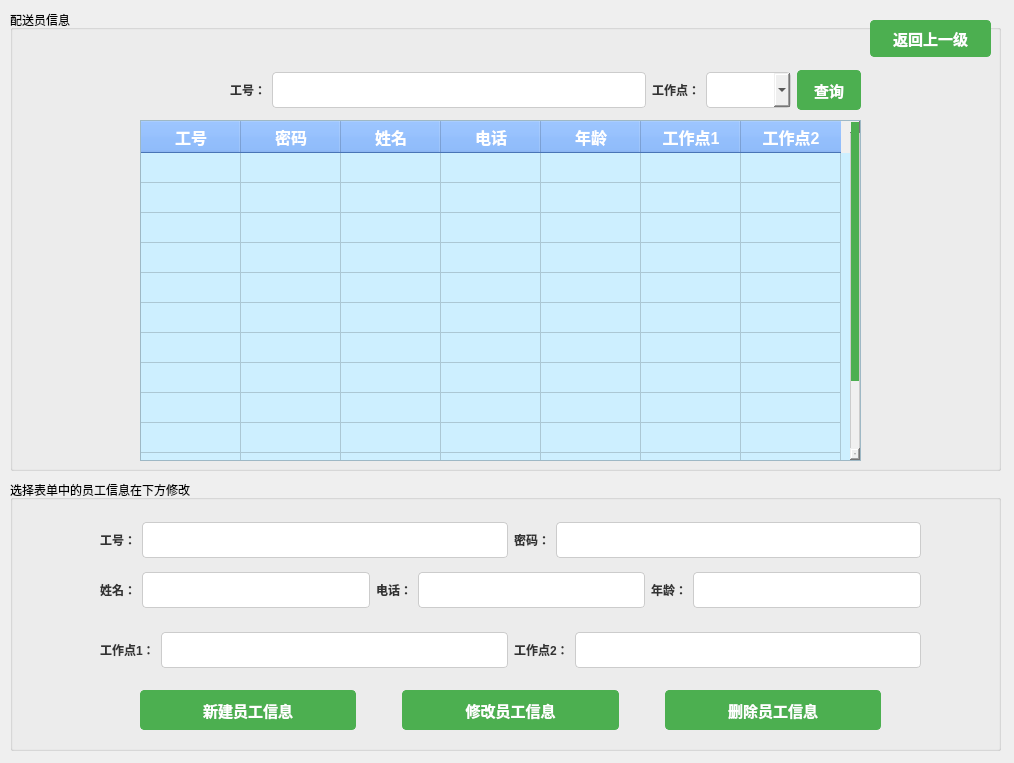
Old version of the form modules/admin/admin_manage_deliveryman.ui in the repository gfzyl/Parcel-System.
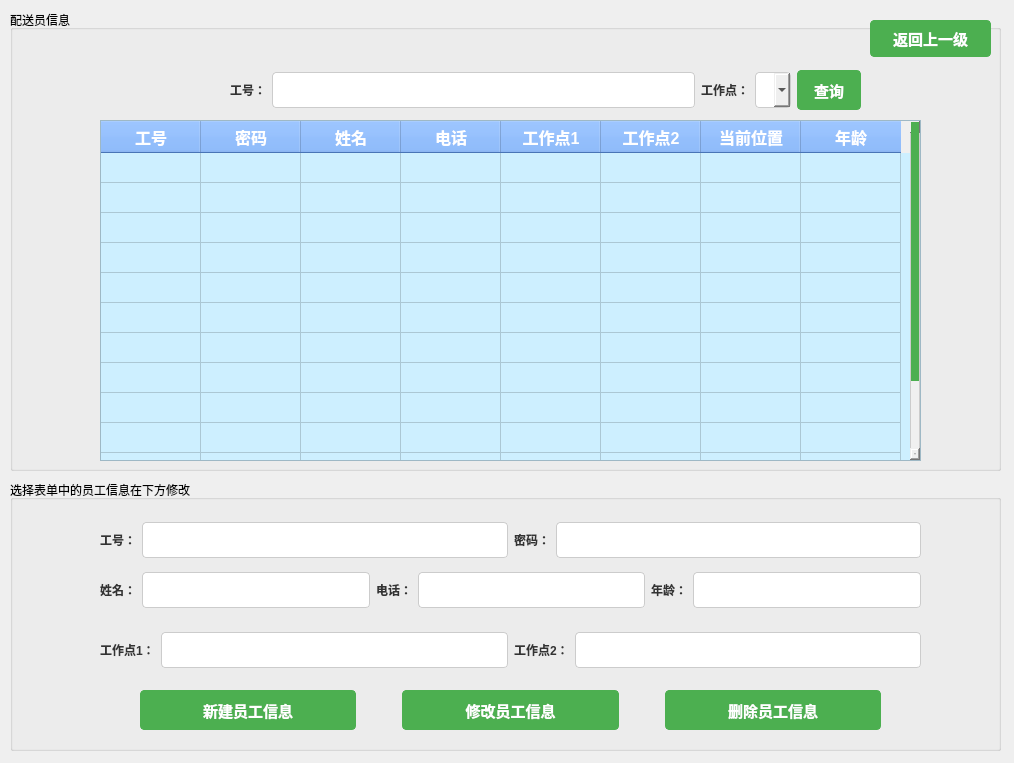
New version of the form.

Commit message: admin_manage_deliveryman

The edit to the form file:
```diff
--- a/modules/admin/admin_manage_deliveryman.ui
+++ b/modules/admin/admin_manage_deliveryman.ui
@@ -107,9 +107,9 @@
    <widget class="QTableWidget" name="tableWidget">
     <property name="geometry">
      <rect>
-      <x>130</x>
+      <x>90</x>
       <y>110</y>
-      <width>721</width>
+      <width>821</width>
       <height>341</height>
      </rect>
     </property>
@@ -201,11 +201,6 @@
       <string>电话</string>
      </property>
     </column>
-    <column>
-     <property name="text">
-      <string>年龄</string>
-     </property>
-    </column>
     <column>
      <property name="text">
       <string>工作点1</string>
@@ -216,6 +211,16 @@
       <string>工作点2</string>
      </property>
     </column>
+    <column>
+     <property name="text">
+      <string>当前位置</string>
+     </property>
+    </column>
+    <column>
+     <property name="text">
+      <string>年龄</string>
+     </property>
+    </column>
    </widget>
    <widget class="QPushButton" name="returnBtn">
     <property name="geometry">
@@ -258,7 +263,13 @@
       </widget>
      </item>
      <item>
-      <widget class="QComboBox" name="workCity_2"/>
+      <widget class="QComboBox" name="workCityBox">
+       <item>
+        <property name="text">
+         <string/>
+        </property>
+       </item>
+      </widget>
      </item>
      <item>
       <widget class="QPushButton" name="searchBtn_2">
```
Left out of the diff: 6 changed lines with no effect on the pictures. The commit also changes 10 other files.
